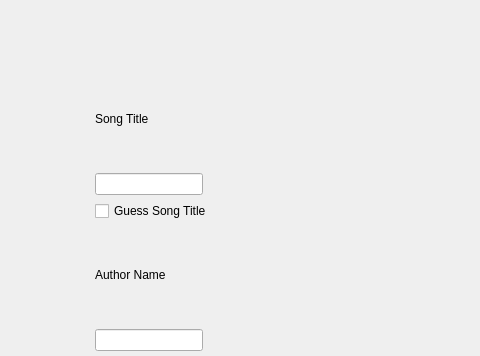
Qt form main.ui (Diode-exe/pptxToOpenLyrics) before a commit; both pictures show x 155 to 635 and y 0 to 356 of the 800 by 600 pixel window.
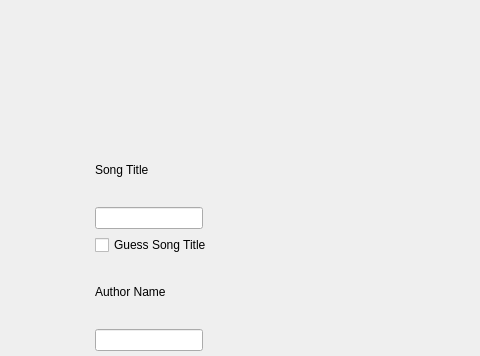
The same form after that commit.

Commit message:
time taken counter and bugfix
If the user hasn't put a title in or checked the assume title checkbox, it'll error out

```diff
--- a/main.ui
+++ b/main.ui
@@ -24,6 +24,13 @@
      </rect>
     </property>
     <layout class="QVBoxLayout" name="verticalLayout">
+     <item>
+      <widget class="QLabel" name="time_label">
+       <property name="text">
+        <string/>
+       </property>
+      </widget>
+     </item>
      <item>
       <widget class="QLabel" name="title_label">
        <property name="text">
```
The commit also changes 1 other file.
